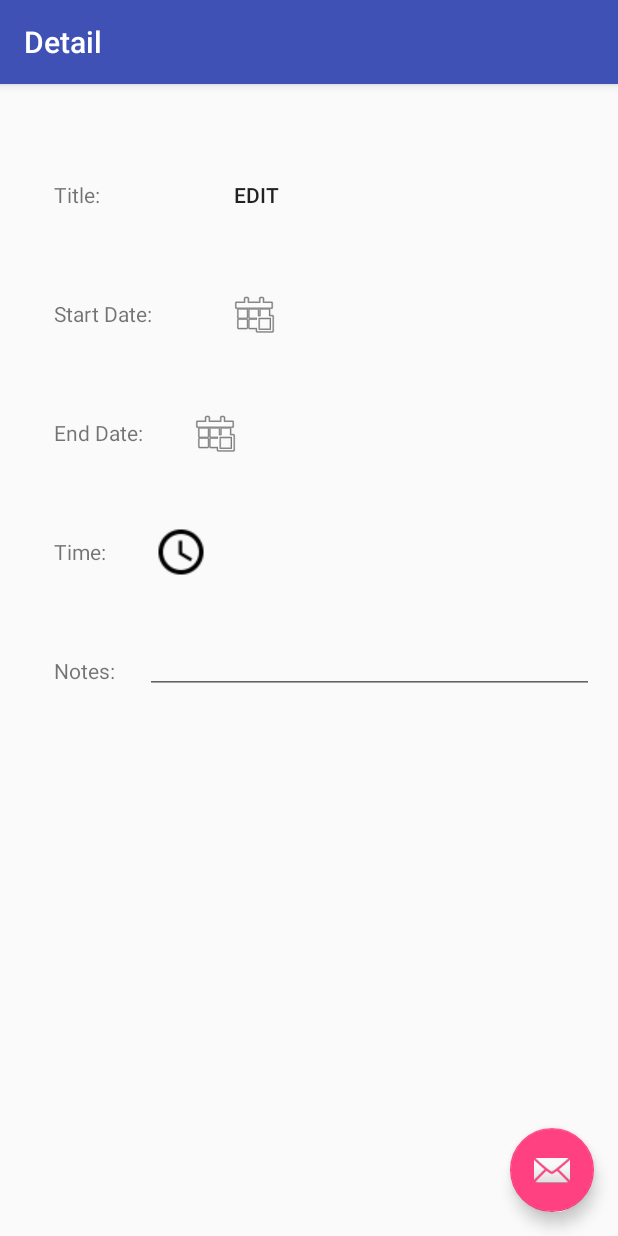
After one commit to Dowie92/LPT, an Android app: the Detail screen opened directly, with no data from a screen before it, on a phone screen of 412 x 824 dp. The commit adds this screen. Run offline under Robolectric (Android 15) with nearby library versions, the phone set to English and light mode, and no system bars; 4 statements that could not run were skipped.

Commit message:
added nearly all functionality for the add details page and load/delete for the details page itself

```diff
--- /dev/null
+++ b/app/src/main/java/alexdissertation/lpt/Detail.java
@@ -0,0 +1,125 @@
+package alexdissertation.lpt;
+
+import android.os.Bundle;
+import android.support.design.widget.FloatingActionButton;
+import android.support.design.widget.Snackbar;
+import android.support.v7.app.AppCompatActivity;
+import android.support.v7.widget.Toolbar;
+import android.util.Log;
+import android.view.View;
+import android.widget.TextView;
+
+import java.io.BufferedReader;
+import java.io.File;
+import java.io.FileInputStream;
+import java.io.FileNotFoundException;
+import java.io.IOException;
+import java.io.InputStreamReader;
+import java.util.ArrayList;
+import java.util.logging.StreamHandler;
+
+public class Detail extends AppCompatActivity {
+    private String loadFileName;
+    private static ArrayList <String> detailContent = new ArrayList<String>();
+
+    private static TextView titleTextView;
+    private static TextView startDateTextView;
+    private static TextView endDateTextView;
+    private static TextView timeTextView;
+
+    @Override
+    protected void onCreate(Bundle savedInstanceState) {
+        super.onCreate(savedInstanceState);
+        setContentView(R.layout.activity_detail);
+        Toolbar toolbar = (Toolbar) findViewById(R.id.toolbar);
+        setSupportActionBar(toolbar);
+
+        detailContent.clear();
+        int i = detailContent.size();
+
+        Log.d("detailContentSize",String.valueOf(i));
+        Log.d("^^ Detail Contsize","Should be 0 here ^^");
+
+        loadDetailsFile();
+        arrayListChecker();
+        populateDetails();
+
+        FloatingActionButton fab = (FloatingActionButton) findViewById(R.id.fab);
+        fab.setOnClickListener(new View.OnClickListener() {
+            @Override
+            public void onClick(View view) {
+                Snackbar.make(view, "Replace with your own action", Snackbar.LENGTH_LONG)
+                        .setAction("Action", null).show();
+            }
+        });
+    }
+    public void arrayListChecker(){
+        int size = detailContent.size();
+        for(int i=0; i<size; i++){
+            String arrayVal = detailContent.get(i);
+            Log.d("DetailArrayVal", arrayVal);
+        }
+
+    }
+
+    public void populateDetails(){
+        titleTextView = (TextView)findViewById(R.id.Title);
+        if (titleTextView != null) {
+            titleTextView.setText(detailContent.get(0));
+        }
+
+        startDateTextView = (TextView)findViewById(R.id.startDate);
+        if (startDateTextView !=null){
+            startDateTextView.setText(detailContent.get(1));
+        }
+        endDateTextView = (TextView)findViewById(R.id.endDate);
+        if (endDateTextView !=null){
+            endDateTextView.setText(detailContent.get(2));
+        }
+        timeTextView = (TextView)findViewById(R.id.timeText);
+        if (timeTextView !=null){
+            timeTextView.setText(detailContent.get(3));
+        }
+
+    }
+
+    public String getFileName(){
+        LayerTitles fileName = new LayerTitles();
+        String fileNameString;
+        String Tester;
+        fileName.setTitleFullConcat();//runs LT class to set the filename
+        Tester = LayerTitles.getFinalFileConcat(); // 1st run of hometconc1... correctly works..
+        Log.d ("filenameTester", Tester);
+        fileNameString = LayerTitles.getFinalFileConcat()+"details0";
+        return fileNameString;
+    }
+
+    //Load file code
+    public void loadDetailsFile() {
+        loadFileName = getFileName();
+        Log.d("Detail-LoadFileName", loadFileName);
+        File loadFile = Detail.this.getFileStreamPath(loadFileName); //loadFileName
+        if (loadFile.exists()){
+            Log.d("System Out:LoadFile", "loadfile does exist!");
+            try {
+                FileInputStream fileInputStream = new FileInputStream(loadFile);
+                BufferedReader bufferedReader = new BufferedReader(new InputStreamReader(fileInputStream));
+                String message;
+                // this adds it to an arraylist...
+                while ((message = bufferedReader.readLine()) !=null){
+                    detailContent.add(message);
+                }
+            }catch (FileNotFoundException e) {
+                e.printStackTrace();
+            }
+            catch (IOException e) {
+                e.printStackTrace();
+            }
+        }
+        else {
+            Log.d("System Out:load", "Loadfile does not exist");
+        }
+
+    }
+
+}
--- /dev/null
+++ b/app/src/main/res/layout/activity_detail.xml
@@ -0,0 +1,34 @@
+<?xml version="1.0" encoding="utf-8"?>
+<android.support.design.widget.CoordinatorLayout xmlns:android="http://schemas.android.com/apk/res/android"
+    xmlns:app="http://schemas.android.com/apk/res-auto"
+    xmlns:tools="http://schemas.android.com/tools"
+    android:layout_width="match_parent"
+    android:layout_height="match_parent"
+    android:fitsSystemWindows="true"
+    tools:context="alexdissertation.lpt.Detail">
+
+    <android.support.design.widget.AppBarLayout
+        android:layout_width="match_parent"
+        android:layout_height="wrap_content"
+        android:theme="@style/AppTheme.AppBarOverlay">
+
+        <android.support.v7.widget.Toolbar
+            android:id="@+id/toolbar"
+            android:layout_width="match_parent"
+            android:layout_height="?attr/actionBarSize"
+            android:background="?attr/colorPrimary"
+            app:popupTheme="@style/AppTheme.PopupOverlay" />
+
+    </android.support.design.widget.AppBarLayout>
+
+    <include layout="@layout/content_detail" />
+
+    <android.support.design.widget.FloatingActionButton
+        android:id="@+id/fab"
+        android:layout_width="wrap_content"
+        android:layout_height="wrap_content"
+        android:layout_gravity="bottom|end"
+        android:layout_margin="@dimen/fab_margin"
+        android:src="@android:drawable/ic_dialog_email" />
+
+</android.support.design.widget.CoordinatorLayout>
--- /dev/null
+++ b/app/src/main/res/layout/content_detail.xml
@@ -0,0 +1,179 @@
+<?xml version="1.0" encoding="utf-8"?>
+<ScrollView
+    xmlns:android="http://schemas.android.com/apk/res/android"
+    xmlns:app="http://schemas.android.com/apk/res-auto"
+    xmlns:tools="http://schemas.android.com/tools"
+    android:id="@+id/topScrollView"
+    android:layout_width="match_parent"
+    android:layout_height="match_parent"
+    android:descendantFocusability="beforeDescendants"
+    android:focusableInTouchMode="true"
+    tools:showIn="@layout/activity_detail"
+    tools:context="alexdissertation.lpt.Detail">
+
+    <LinearLayout
+        android:id="@+id/firstLinear"
+        android:layout_width="fill_parent"
+        android:layout_height="wrap_content"
+        android:paddingBottom="@dimen/activity_vertical_margin"
+        android:paddingLeft="@dimen/activity_horizontal_margin"
+        android:orientation="vertical"
+        android:paddingRight="@dimen/activity_horizontal_margin"
+        android:paddingTop="100dp">
+        <!--android:paddingTop="@dimen/activity_vertical_margin"
+            app:layout_behavior="@string/appbar_scrolling_view_behavior"
+            tools:context="alexdissertation.lpt.AddDetails"
+            android:paddingTop="@dimen/activity_vertical_margin"
+            -->
+        <LinearLayout
+            android:id="@+id/secondLinear"
+            android:layout_width="wrap_content"
+            android:layout_height="wrap_content"
+            android:orientation="horizontal"
+            android:paddingBottom="20dp"
+            >
+
+            <TextView
+                android:layout_width="wrap_content"
+                android:layout_height="40dp"
+                android:text="Title:"
+                android:id="@+id/titleText"
+                android:paddingRight="20dp"
+                android:paddingLeft="20dp"/>
+
+            <TextView
+                android:layout_width="wrap_content"
+                android:layout_height="40dp"
+                android:id="@+id/Title"
+                android:paddingRight="20dp"
+                android:paddingLeft="20dp"/>
+
+            <Button
+                android:layout_width="wrap_content"
+                android:layout_height="wrap_content"
+                android:text="Edit"
+                android:id="@+id/titleEditButton"
+                android:padding="20dp"
+                style="?android:attr/borderlessButtonStyle"/>
+
+        </LinearLayout>
+
+        <LinearLayout
+            android:layout_width="wrap_content"
+            android:layout_height="wrap_content"
+            android:id="@+id/thirdLayout"
+            android:orientation="horizontal"
+            android:paddingBottom="20dp"
+            >
+            <TextView
+                android:layout_width="wrap_content"
+                android:layout_height="wrap_content"
+                android:text="Start Date:"
+                android:id="@+id/startDateText"
+                android:padding="20dp"/>
+
+            <TextView
+                android:layout_width="wrap_content"
+                android:layout_height="wrap_content"
+                android:text=""
+                android:id="@+id/startDate"
+                android:padding="10dp"/>
+
+            <Button
+                android:layout_width="wrap_content"
+                android:layout_height="wrap_content"
+                android:id="@+id/startDateButton"
+                android:drawableLeft="@android:drawable/ic_menu_today"
+                android:drawableStart="@android:drawable/ic_menu_today"
+                style="?android:attr/borderlessButtonStyle"/>
+
+        </LinearLayout>
+
+        <LinearLayout
+            android:layout_width="wrap_content"
+            android:layout_height="wrap_content"
+            android:id="@+id/fourthLayout"
+            android:orientation="horizontal"
+            android:paddingBottom="20dp"
+            >
+            <TextView
+                android:layout_width="wrap_content"
+                android:layout_height="wrap_content"
+                android:text="End Date:"
+                android:id="@+id/EndDateText"
+                android:padding="20dp"/>
+
+            <TextView
+                android:layout_width="wrap_content"
+                android:layout_height="wrap_content"
+                android:text=""
+                android:id="@+id/endDate"/>
+
+            <Button
+                android:layout_width="wrap_content"
+                android:layout_height="wrap_content"
+                android:id="@+id/endDateButton"
+                android:drawableLeft="@android:drawable/ic_menu_today"
+                android:drawableStart="@android:drawable/ic_menu_today"
+                style="?android:attr/borderlessButtonStyle"/>
+        </LinearLayout>
+        <LinearLayout
+            android:layout_width="wrap_content"
+            android:layout_height="wrap_content"
+            android:id="@+id/fifthLayout"
+            android:orientation="horizontal"
+            android:paddingBottom="20dp"
+            >
+            <TextView
+                android:layout_width="wrap_content"
+                android:layout_height="wrap_content"
+                android:text="Time:"
+                android:id="@+id/timeSetter"
+                android:padding="20dp"/>
+
+            <TextView
+                android:layout_width="wrap_content"
+                android:layout_height="wrap_content"
+                android:text=""
+                android:id="@+id/timeText"/>
+
+            <Button
+                android:layout_width="wrap_content"
+                android:layout_height="wrap_content"
+                android:id="@+id/timeButton"
+                android:drawableLeft="@drawable/ic_access_time_black_24dp"
+                android:drawableStart="@drawable/ic_access_time_black_24dp"
+                style="?android:attr/borderlessButtonStyle"
+                android:onClick="showTimePickerDialog" />
+        </LinearLayout>
+
+        <LinearLayout
+            android:layout_width="wrap_content"
+            android:layout_height="wrap_content"
+            android:id="@+id/sixthLayout"
+            android:orientation="horizontal"
+            android:paddingBottom="20dp"
+            android:focusableInTouchMode="true"
+            android:focusable="true">
+            <TextView
+                android:layout_width="wrap_content"
+                android:layout_height="wrap_content"
+                android:text="Notes:"
+                android:id="@+id/DetailsText"
+                android:padding="20dp"
+                />
+            <ScrollView
+                android:layout_width="wrap_content"
+                android:layout_height="wrap_content"
+                android:id="@+id/scrollView">
+                <EditText
+                    android:layout_width="wrap_content"
+                    android:layout_height="wrap_content"
+                    android:inputType="textMultiLine"
+                    android:ems="20"
+                    android:id="@+id/editText"/>
+            </ScrollView>
+
+        </LinearLayout>
+    </LinearLayout>
+</ScrollView>
--- a/app/src/main/res/values/strings.xml
+++ b/app/src/main/res/values/strings.xml
@@ -9,4 +9,5 @@
     <string name="title_activity_details_and_sub_layer">DetailsAndSubLayer</string>
     <string name="title_activity_add_details">AddDetails</string>
     <string name="action_save">Save</string>
+    <string name="title_activity_detail">Detail</string>
 </resources>
```
Also changed, not shown: app/src/main/AndroidManifest.xml (+6 -2 lines), app/src/main/java/alexdissertation/lpt/AddDetails.java (+29 -7 lines), app/src/main/java/alexdissertation/lpt/Details.java (deleted, +0 -13 lines), app/src/main/java/alexdissertation/lpt/DetailsAndSubLayer.java (+29 -21 lines), app/src/main/java/alexdissertation/lpt/Home.java (+85 -0 lines), app/src/main/res/layout/activity_details.xml (deleted, +0 -12 lines).
